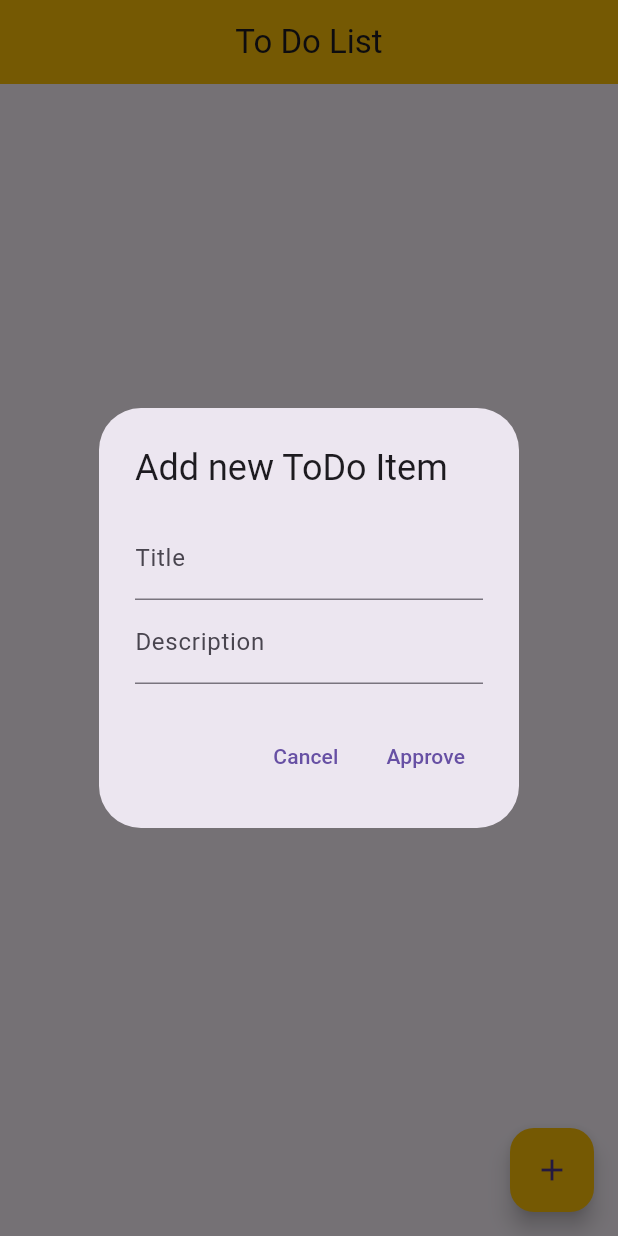
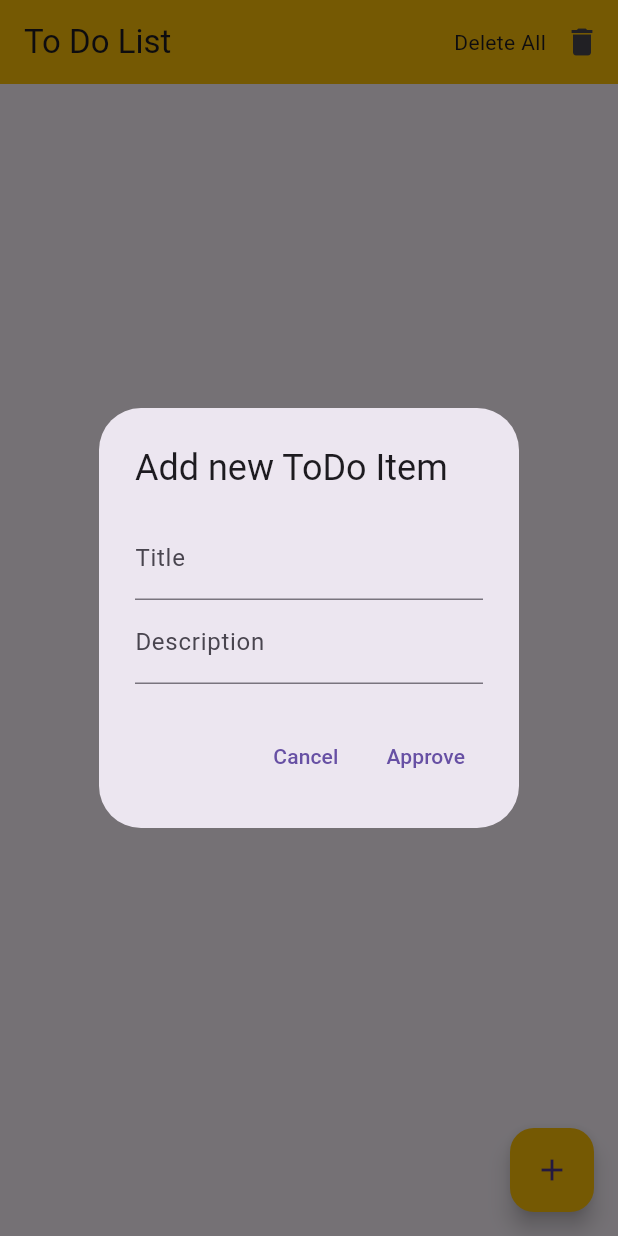
Before and after one commit to anishh2003/todo_provider, a Flutter app: the screen it shows after launch, after a tap on the "add" icon, on a phone screen of 412 x 824 dp. Run offline on Flutter 3.47's test engine with Material 3 defaults, Android fonts, the phone set to English and light mode, and no system bars; our stand-ins replace flutter_riverpod, flutter_slidable, sqflite; accounts and stored records are empty.

```diff
--- a/lib/providers/manageTodos_provider.dart
+++ b/lib/providers/manageTodos_provider.dart
@@ -1,23 +1,39 @@
 import 'package:flutter_riverpod/flutter_riverpod.dart';
-import 'package:todo_provider/data/todo_data.dart';
+import 'package:todo_provider/data/database.dart';
 import 'package:todo_provider/models/todo.dart';
 
 class ManageToDosNotifier extends StateNotifier<List<ToDo>> {
   ManageToDosNotifier() : super([]);
 
+  final TaskDataSource datasource = TaskDataSource();
+
+  Future<List<ToDo>>? getallStoredTasks() async {
+    final storedList = await datasource.getAllTasks() ?? [];
+    state = storedList;
+    return state;
+  }
+
   void addTask(ToDo task) {
     state = [...state, task];
+    datasource.addTask(task, state.length - 1);
   }
 
   void removeTask(int index) {
     state.removeAt(index);
     state = [...state];
+    datasource.deleteTask(index);
   }
 
   void updateTask(ToDo task, int index) {
     List<ToDo> tempList = List.from(state);
     tempList[index] = tempList[index].copyWith(isDone: !state[index].isDone);
     state = [...tempList];
+    datasource.updateTask(tempList[index], index);
+  }
+
+  void removeAllTasks() {
+    state = [];
+    datasource.deleteAllTasks();
   }
 }
 
--- a/lib/screens/tasks_page.dart
+++ b/lib/screens/tasks_page.dart
@@ -1,6 +1,7 @@
 import 'package:flutter/material.dart';
 import 'package:flutter_riverpod/flutter_riverpod.dart';
 import 'package:flutter_slidable/flutter_slidable.dart';
+import 'package:todo_provider/data/database.dart';
 import 'package:todo_provider/models/todo.dart';
 import 'package:todo_provider/providers/manageTodos_provider.dart';
 import 'package:todo_provider/providers/todo_provider.dart';
@@ -16,11 +17,21 @@ class _ToDoPageState extends ConsumerState<ToDoPage> {
   late TextEditingController titleController;
   late TextEditingController descriptionController;
 
+  Future<List<ToDo>> function() async {
+    await TaskDataSource().database;
+    return await ref.read(manageTasksProvider.notifier).getallStoredTasks() ??
+        [];
+  }
+
   @override
   initState() {
     super.initState();
     titleController = TextEditingController();
     descriptionController = TextEditingController();
+
+    function().then((List<ToDo> value) {
+      return;
+    });
   }
 
   @override
@@ -94,10 +105,21 @@ class _ToDoPageState extends ConsumerState<ToDoPage> {
     final manageTasks = ref.watch(manageTasksProvider);
     return Scaffold(
       appBar: AppBar(
-        title: const Center(
-          child: Text('To Do List'),
-        ),
+        title: const Text('To Do List'),
         backgroundColor: Colors.amber,
+        actions: [
+          Row(
+            children: [
+              const Text("Delete All"),
+              IconButton(
+                icon: const Icon(Icons.delete),
+                onPressed: () {
+                  ref.read(manageTasksProvider.notifier).removeAllTasks();
+                },
+              ),
+            ],
+          ),
+        ],
       ),
       floatingActionButton: FloatingActionButton(
         backgroundColor: Colors.amber,
```
Also changed, not shown: lib/data/database.dart (+28 -16 lines), lib/providers/todo_provider.dart (+9 -3 lines), 1 other file.
